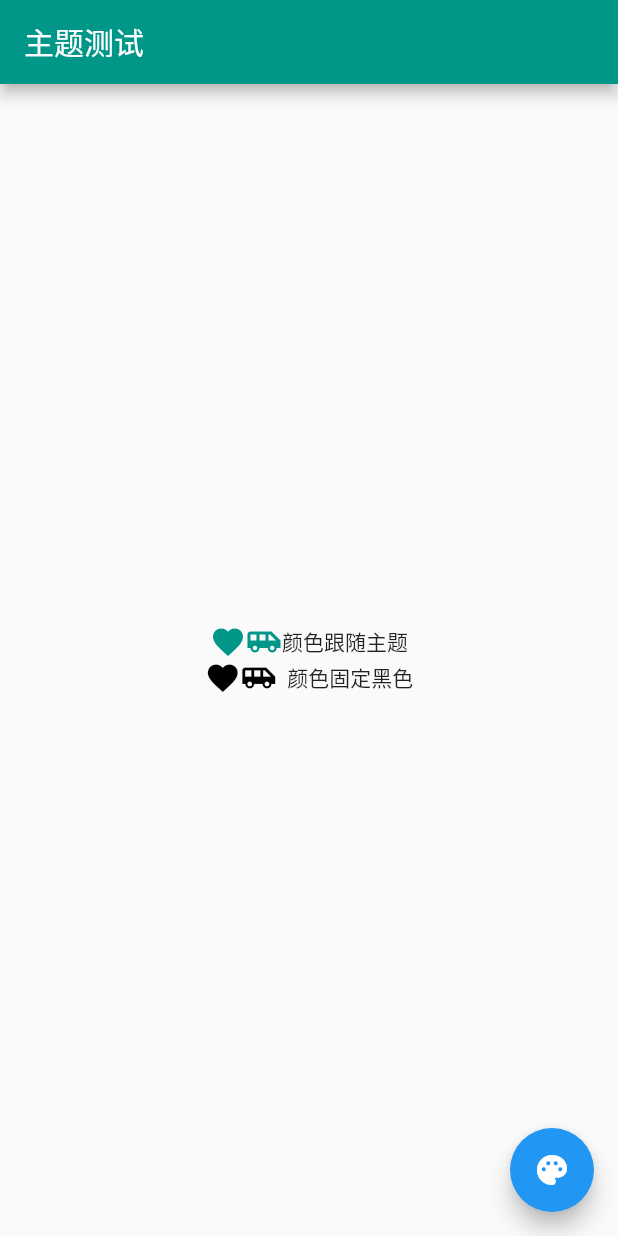
After one commit to localSummer/flutter_app, a Flutter app: the ThemeTestRoute screen opened directly, on a phone screen of 412 x 824 dp. The commit adds this screen. Run offline on Flutter 3.47's test engine with Material 2 defaults, Android fonts, the phone set to English and light mode, and no system bars.

Commit message:
功能型组件

```diff
--- /dev/null
+++ b/lib/demo/theme_test.dart
@@ -0,0 +1,74 @@
+import 'package:flutter/material.dart';
+
+void main(List<String> args) {
+  return runApp(MaterialApp(
+    title: 'Theme test',
+    theme: ThemeData(
+      primarySwatch: Colors.blue
+    ),
+    home: ThemeTestRoute(),
+  ));
+}
+
+class ThemeTestRoute extends StatefulWidget {
+  ThemeTestRoute({Key key}) : super(key: key);
+
+  @override
+  _ThemeTestRouteState createState() => _ThemeTestRouteState();
+}
+
+class _ThemeTestRouteState extends State<ThemeTestRoute> {
+  Color _themeColor = Colors.teal;
+
+  @override
+  Widget build(BuildContext context) {
+    ThemeData themeData = Theme.of(context);
+    return Theme(
+      data: ThemeData(
+        primaryColor: _themeColor,
+        iconTheme: IconThemeData(color: _themeColor)
+      ),
+      child: Scaffold(
+        appBar: AppBar(
+          title: Text('主题测试'),
+        ),
+        body: Column(
+          mainAxisAlignment: MainAxisAlignment.center,
+          children: <Widget>[
+            Row(
+              mainAxisAlignment: MainAxisAlignment.center,
+              children: <Widget>[
+                Icon(Icons.favorite),
+                Icon(Icons.airport_shuttle),
+                Text('颜色跟随主题')
+              ],
+            ),
+            Theme(
+              data: themeData.copyWith(
+                iconTheme: themeData.iconTheme.copyWith(
+                  color: Colors.black
+                ),
+              ),
+              child: Row(
+                mainAxisAlignment: MainAxisAlignment.center,
+                children: <Widget>[
+                  Icon(Icons.favorite),
+                  Icon(Icons.airport_shuttle),
+                  Text("  颜色固定黑色")
+                ],
+              ),
+            )
+          ],
+        ),
+        floatingActionButton: FloatingActionButton(
+          onPressed: () => {
+            setState(() {
+              _themeColor = _themeColor == Colors.teal ? Colors.red : Colors.teal;
+            })
+          },
+          child: Icon(Icons.palette),
+        ),
+      ),
+    );
+  }
+}
```
Also changed, not shown: lib/demo/dialog.dart (added, +191 -0 lines), lib/demo/future_builder.dart (added, +65 -0 lines), lib/demo/provider.dart (added, +164 -0 lines), lib/main.dart (+82 -150 lines).
